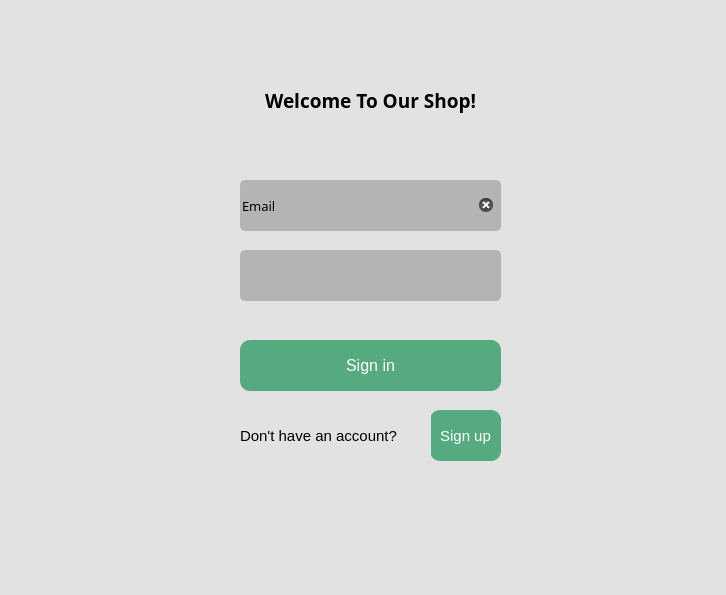
First picture: the form in front end/login.ui, repository Eugeo101/Commerce-Marketplace-system, before the edit.
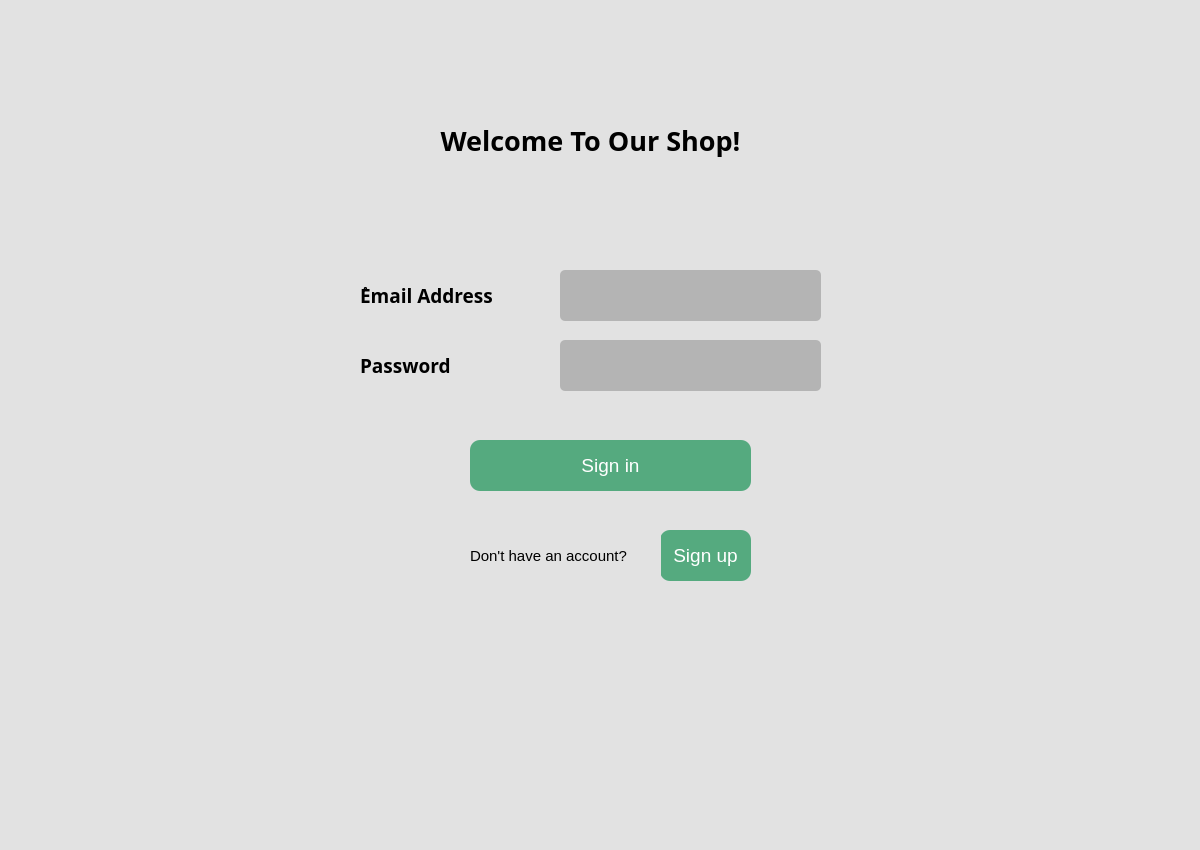
Second picture: the form after the edit.

```diff
--- a/front end/login.ui
+++ b/front end/login.ui
@@ -6,8 +6,8 @@
    <rect>
     <x>0</x>
     <y>0</y>
-    <width>726</width>
-    <height>595</height>
+    <width>1200</width>
+    <height>850</height>
    </rect>
   </property>
   <property name="windowTitle">
@@ -26,8 +26,8 @@
    <widget class="QLabel" name="welcomelabel">
     <property name="geometry">
      <rect>
-      <x>150</x>
-      <y>60</y>
+      <x>370</x>
+      <y>100</y>
       <width>441</width>
       <height>81</height>
      </rect>
@@ -35,7 +35,7 @@
     <property name="font">
      <font>
       <family>Yu Gothic UI Semibold</family>
-      <pointsize>14</pointsize>
+      <pointsize>20</pointsize>
       <weight>75</weight>
       <bold>true</bold>
      </font>
@@ -59,16 +59,16 @@
    <widget class="QPushButton" name="loginbutton">
     <property name="geometry">
      <rect>
-      <x>240</x>
-      <y>340</y>
-      <width>261</width>
+      <x>470</x>
+      <y>440</y>
+      <width>281</width>
       <height>51</height>
      </rect>
     </property>
     <property name="font">
      <font>
       <family>Yu Gothic UI</family>
-      <pointsize>12</pointsize>
+      <pointsize>14</pointsize>
      </font>
     </property>
     <property name="autoFillBackground">
@@ -86,8 +86,8 @@
    <widget class="QLineEdit" name="passwordin">
     <property name="geometry">
      <rect>
-      <x>240</x>
-      <y>250</y>
+      <x>560</x>
+      <y>340</y>
       <width>261</width>
       <height>51</height>
      </rect>
@@ -95,7 +95,7 @@
     <property name="font">
      <font>
       <family>Yu Gothic UI Light</family>
-      <pointsize>11</pointsize>
+      <pointsize>12</pointsize>
       <weight>50</weight>
       <bold>false</bold>
      </font>
@@ -117,16 +117,16 @@
    <widget class="QPushButton" name="donthavebutton">
     <property name="geometry">
      <rect>
-      <x>430</x>
-      <y>410</y>
-      <width>71</width>
+      <x>660</x>
+      <y>530</y>
+      <width>91</width>
       <height>51</height>
      </rect>
     </property>
     <property name="font">
      <font>
       <family>Yu Gothic UI</family>
-      <pointsize>11</pointsize>
+      <pointsize>14</pointsize>
      </font>
     </property>
     <property name="styleSheet">
@@ -141,8 +141,8 @@
    <widget class="QLineEdit" name="mailin">
     <property name="geometry">
      <rect>
-      <x>240</x>
-      <y>180</y>
+      <x>560</x>
+      <y>270</y>
       <width>261</width>
       <height>51</height>
      </rect>
@@ -150,7 +150,7 @@
     <property name="font">
      <font>
       <family>Yu Gothic UI Light</family>
-      <pointsize>10</pointsize>
+      <pointsize>12</pointsize>
       <weight>50</weight>
       <bold>false</bold>
      </font>
@@ -163,7 +163,7 @@
      <set>Qt::ImhEmailCharactersOnly</set>
     </property>
     <property name="text">
-     <string>Email</string>
+     <string/>
     </property>
     <property name="frame">
      <bool>true</bool>
@@ -178,8 +178,8 @@
    <widget class="QLabel" name="donthavelabel">
     <property name="geometry">
      <rect>
-      <x>240</x>
-      <y>410</y>
+      <x>470</x>
+      <y>530</y>
       <width>191</width>
       <height>51</height>
      </rect>
@@ -194,6 +194,48 @@
      <string>Don't have an account?</string>
     </property>
    </widget>
+   <widget class="QLabel" name="label">
+    <property name="geometry">
+     <rect>
+      <x>360</x>
+      <y>270</y>
+      <width>151</width>
+      <height>51</height>
+     </rect>
+    </property>
+    <property name="font">
+     <font>
+      <family>Yu Gothic UI Semibold</family>
+      <pointsize>14</pointsize>
+      <weight>75</weight>
+      <bold>true</bold>
+     </font>
+    </property>
+    <property name="text">
+     <string>ُEmail Address</string>
+    </property>
+   </widget>
+   <widget class="QLabel" name="label_2">
+    <property name="geometry">
+     <rect>
+      <x>360</x>
+      <y>340</y>
+      <width>141</width>
+      <height>51</height>
+     </rect>
+    </property>
+    <property name="font">
+     <font>
+      <family>Yu Gothic UI Semibold</family>
+      <pointsize>14</pointsize>
+      <weight>75</weight>
+      <bold>true</bold>
+     </font>
+    </property>
+    <property name="text">
+     <string>Password</string>
+    </property>
+   </widget>
   </widget>
   <widget class="QMenuBar" name="menubar">
    <property name="geometry">
```
Left out of the diff: 2 changed lines with no effect on the pictures.
